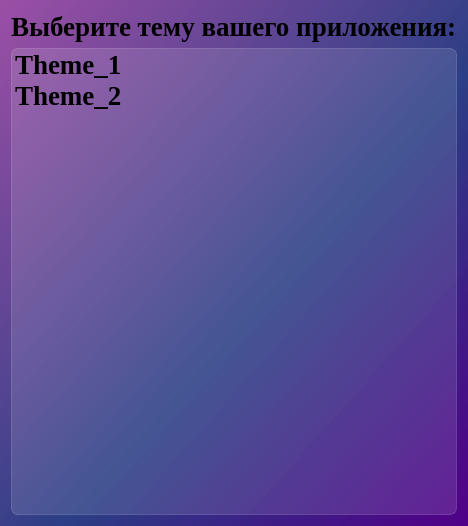
The window that ui/choose_theme.ui (PsychoPo/SE_GTM) describes before a commit, drawn with Qt 5.
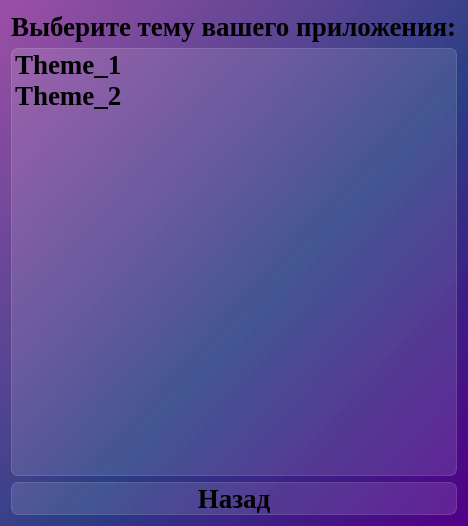
The same window after the commit.

Commit message: added back button

```diff
--- a/ui/choose_theme.ui
+++ b/ui/choose_theme.ui
@@ -63,6 +63,30 @@
      </item>
     </widget>
    </item>
+   <item>
+    <widget class="QPushButton" name="pushButton_back">
+     <property name="styleSheet">
+      <string notr="true">QPushButton {
+font-weight: bold;
+font-size: 20pt;
+text-align: center;
+background-color: rgba(255, 255, 255, 30);
+border: 1px solid rgba(255, 255, 255, 40);
+border-radius: 7px;
+}
+
+QPushButton:hover {
+background-color: rgba(255, 255, 255, 40);
+}
+QPushButton:pressed {
+background-color: rgba(255, 255, 255, 70);
+}</string>
+     </property>
+     <property name="text">
+      <string>Назад</string>
+     </property>
+    </widget>
+   </item>
   </layout>
  </widget>
  <resources/>
```
